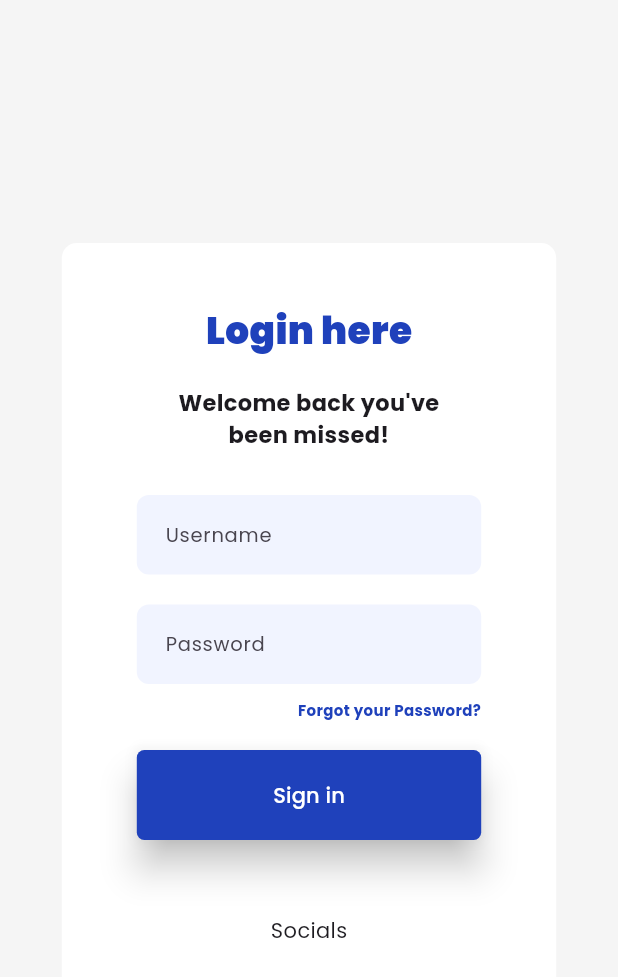
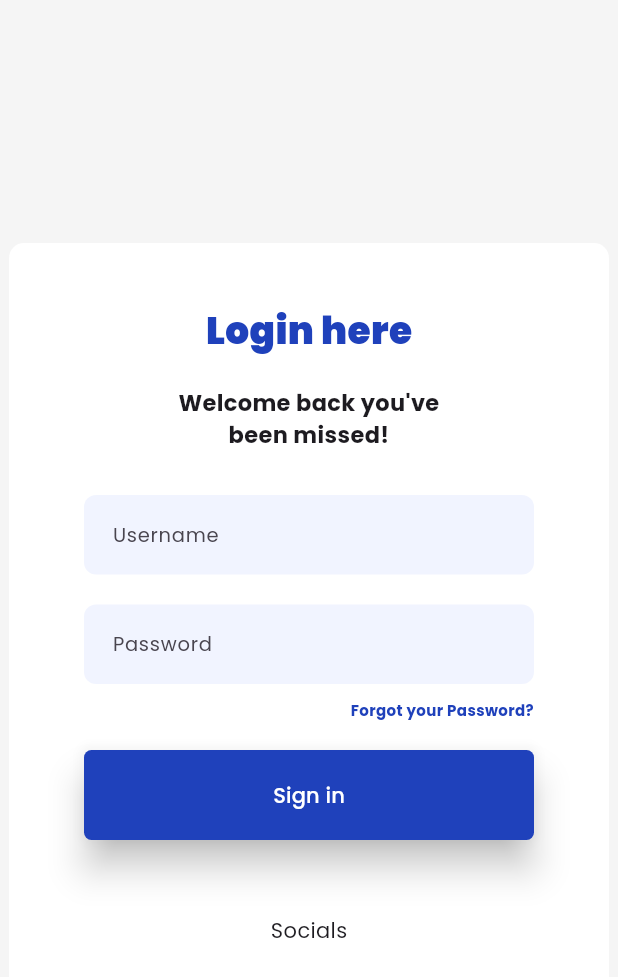
Before and after one commit to kunpaoo/flutter-login-signup, a Flutter app: the LoginPage screen opened by its route, on a phone screen of 412 x 824 dp. Shown: the top 977 px of the screen. Run offline on Flutter 3.47's test engine with Material 3 defaults, Android fonts, the phone set to English and light mode, and no system bars; our stand-ins replace google_fonts.

Commit message:
test commit

```diff
--- a/lib/screens/login.dart
+++ b/lib/screens/login.dart
@@ -5,12 +5,12 @@ class LoginPage extends StatelessWidget {
 
   @override
   Widget build(BuildContext context) {
-    Size size = MediaQuery.of(context).size;
+    // Size size = MediaQuery.of(context).size;
     Color primary = const Color.fromRGBO(31, 65, 187, 1);
     return Scaffold(
       body: Center(
         child: Container(
-          width: size.width * 0.8,
+          width: 400,
           height: 500,
           padding: const EdgeInsets.symmetric(vertical: 40, horizontal: 50),
           decoration: BoxDecoration(
@@ -81,6 +81,8 @@ class LoginPage extends StatelessWidget {
             contentPadding: EdgeInsets.all(15),
             labelText: label,
             labelStyle: TextStyle(fontSize: 13),
+            floatingLabelStyle:
+                TextStyle(color: Color.fromRGBO(31, 65, 187, 1)),
             border: OutlineInputBorder(
               borderRadius: BorderRadius.circular(8),
               borderSide: const BorderSide(
@@ -91,8 +93,7 @@ class LoginPage extends StatelessWidget {
             fillColor: const Color.fromRGBO(241, 244, 255, 1),
             filled: true,
             focusedBorder: const OutlineInputBorder(
-                borderSide:
-                    BorderSide(color: Color.fromRGBO(25, 116, 255, 1)))),
+                borderSide: BorderSide(color: Color.fromRGBO(31, 65, 187, 1)))),
       ),
     );
   }
```
